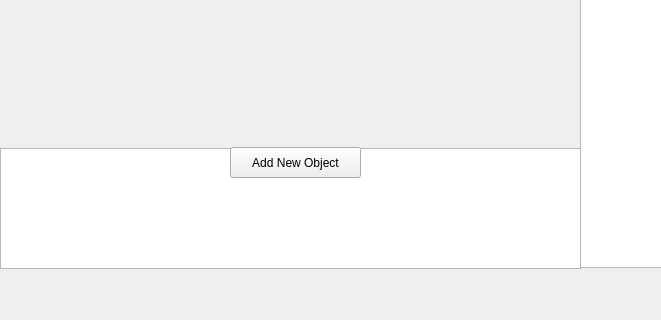
This is view/mainwindow.ui in ms337/yoloV3RaspberryPi as Qt 5 draws it before an edit; both pictures show x 0 to 661 and y 160 to 480 of the 825 by 480 pixel window. The edited form follows.
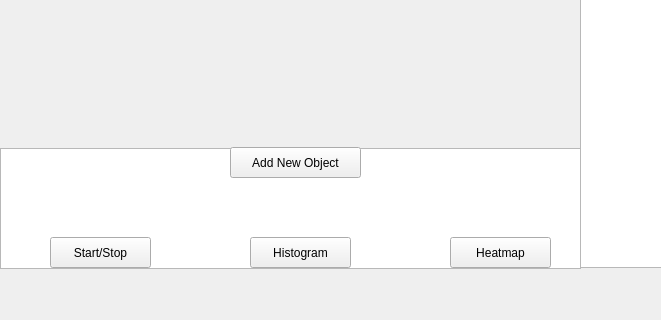
This is the edited form.

Commit message: Added histogram and heatmap functionality

What changed in the file:
```diff
--- a/view/mainwindow.ui
+++ b/view/mainwindow.ui
@@ -132,6 +132,45 @@
      <string>(Default: 3, Max 30)</string>
     </property>
    </widget>
+   <widget class="QPushButton" name="startStopButton">
+    <property name="geometry">
+     <rect>
+      <x>50</x>
+      <y>380</y>
+      <width>101</width>
+      <height>31</height>
+     </rect>
+    </property>
+    <property name="text">
+     <string>Start/Stop</string>
+    </property>
+   </widget>
+   <widget class="QPushButton" name="histButton">
+    <property name="geometry">
+     <rect>
+      <x>250</x>
+      <y>380</y>
+      <width>101</width>
+      <height>31</height>
+     </rect>
+    </property>
+    <property name="text">
+     <string>Histogram</string>
+    </property>
+   </widget>
+   <widget class="QPushButton" name="heatmapButton">
+    <property name="geometry">
+     <rect>
+      <x>450</x>
+      <y>380</y>
+      <width>101</width>
+      <height>31</height>
+     </rect>
+    </property>
+    <property name="text">
+     <string>Heatmap</string>
+    </property>
+   </widget>
   </widget>
   <widget class="QMenuBar" name="menuBar">
    <property name="geometry">
```
The commit also changes 25 other files.
